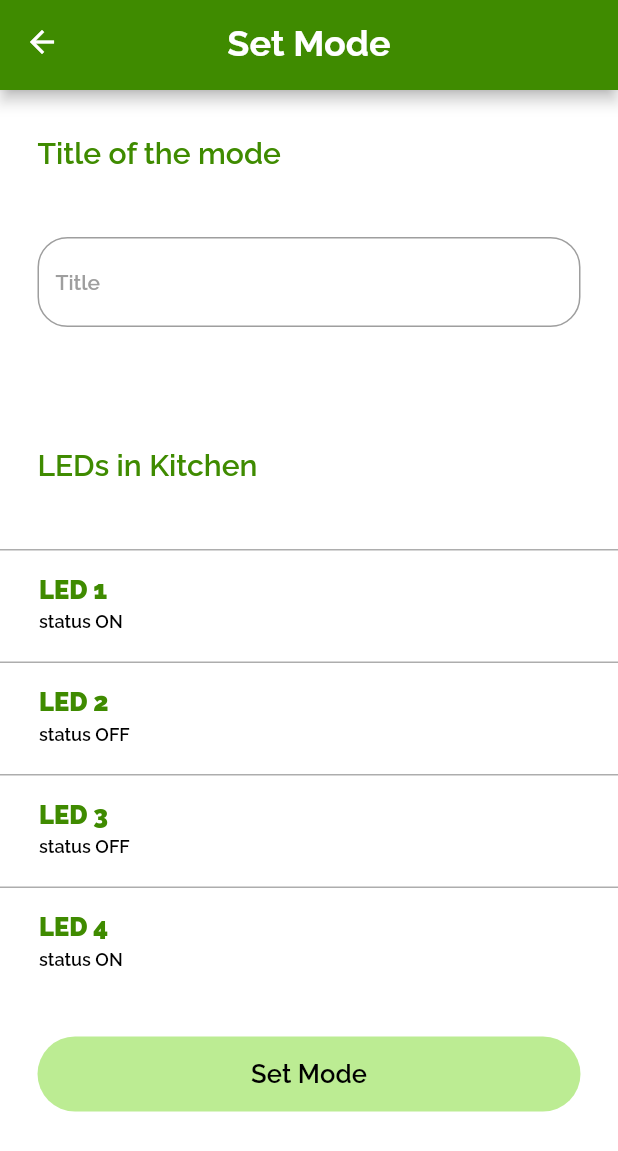
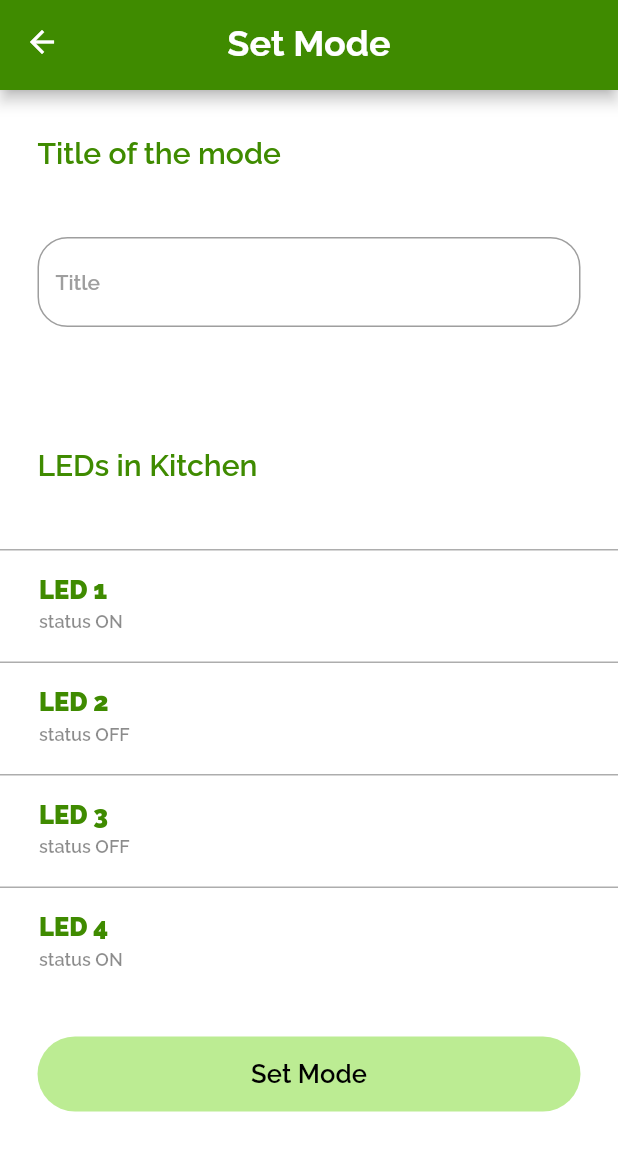
Before and after one commit to MohammadAlAgha/luminexa, a Flutter app: the SetModePage screen opened by its route, on a phone screen of 412 x 824 dp. Shown: the top 1151 px of the screen. Run offline on Flutter 3.47's test engine with Material 2 defaults, Android fonts, the phone set to English and light mode, and no system bars; our stand-ins replace fl_chart, flutter_svg, google_nav_bar.

Commit message:
Frontemd: Edited the styling of the leds list

```diff
--- a/luminexa_mobile/lib/widgets/listsWidget/ledsListWidget.dart
+++ b/luminexa_mobile/lib/widgets/listsWidget/ledsListWidget.dart
@@ -23,22 +23,13 @@ class ledListOption extends StatelessWidget {
           padding: const EdgeInsets.symmetric(horizontal: 10),
           child: Text(
             ledName,
-            style: TextStyle(
-              fontFamily: "RalewayNormal",
-              fontSize: 17,
-              color: Color.fromARGB(255, 63, 139, 0),
-            ),
+            style: Theme.of(context).textTheme.titleLarge,
           ),
         ),
         subtitle: Padding(
           padding: const EdgeInsets.symmetric(horizontal: 10),
-          child: Text(
-            "status $status",
-            style: TextStyle(
-                fontFamily: "RalewayBold",
-                fontSize: 12,
-                fontWeight: FontWeight.w700),
-          ),
+          child: Text("status $status",
+              style: Theme.of(context).textTheme.labelMedium),
         ),
       ),
     );
```
